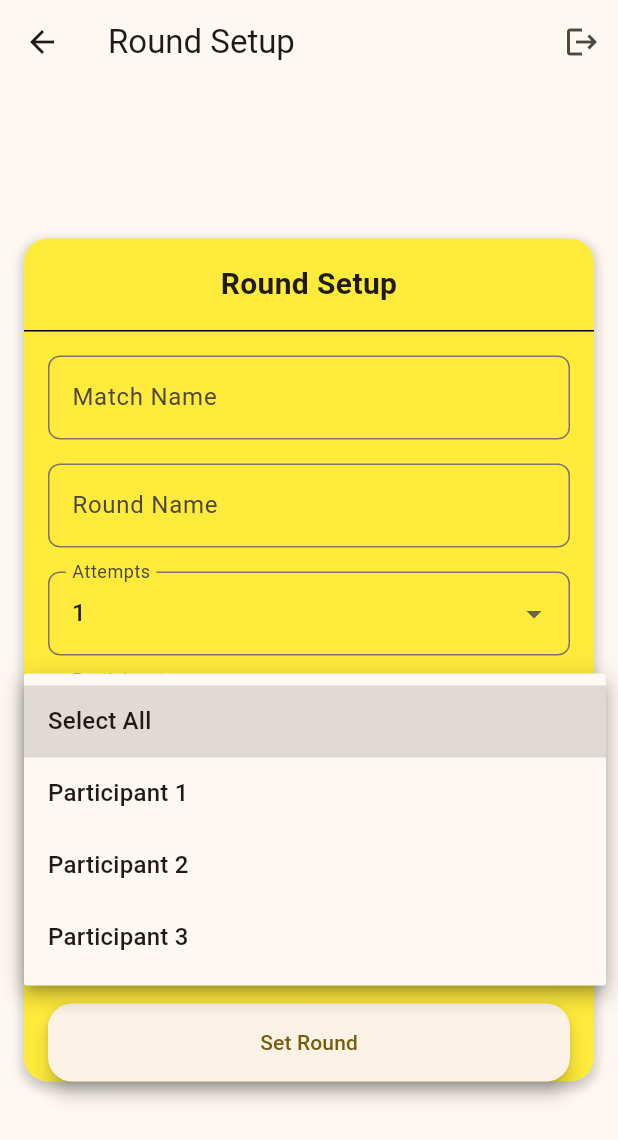
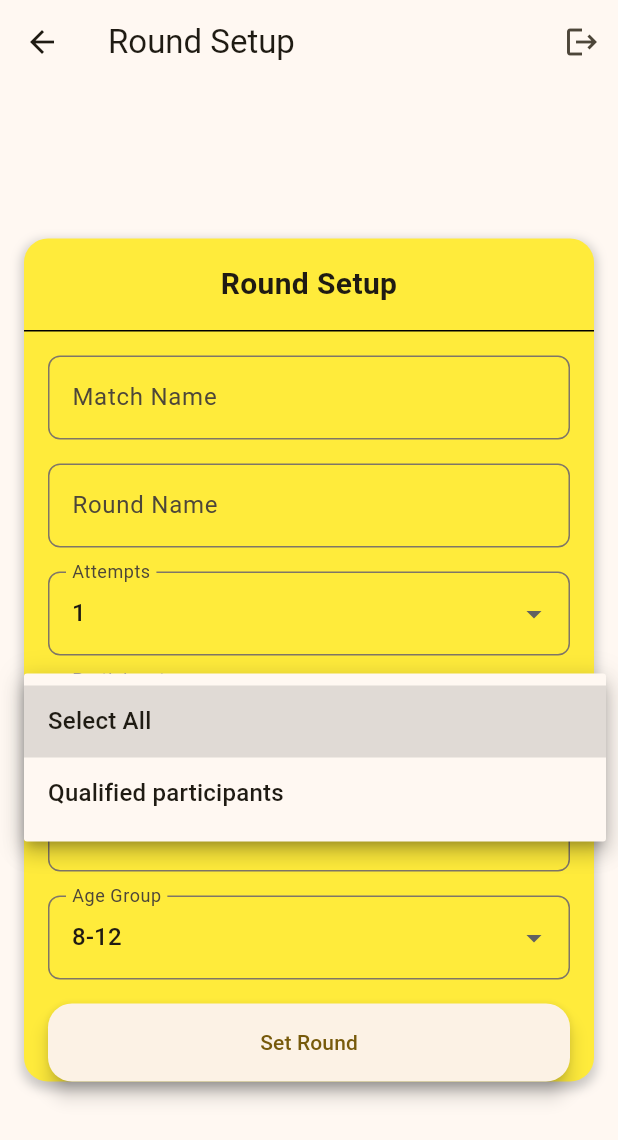
Before and after one commit to HaseebMalik22/Rubiks-Cube-App, a Flutter app: the RoundSetupScreen screen opened directly, after a tap on "Select All", on a phone screen of 412 x 824 dp. Shown: the top 1140 px of the screen. Run offline on Flutter 3.47's test engine with Material 2 defaults, Android fonts, the phone set to English and light mode, and no system bars; our stand-ins replace csv, fluttertoast, permission_handler, sqflite, universal_io; missing offline and left inert: permission_handler_platform_interface, qr_code_scanner; accounts and stored records are empty.

Commit message:
14th commit

```diff
--- a/lib/roundsetup.dart
+++ b/lib/roundsetup.dart
@@ -17,7 +17,7 @@ class _RoundSetupScreenState extends State<RoundSetupScreen> {
   String matchName = '';
 
   List<String> previousQualifiedOptions = ['1', '2', '3'];
-  List<String> participantOptions = ['Select All', 'Participant 1', 'Participant 2', 'Participant 3'];
+  List<String> participantOptions = ['Select All', 'Qualified participants'];
   List<String> judgeOptions = ['Select All', 'Judge 1', 'Judge 2', 'Judge 3'];
   List<String> ageGroupOptions = ['8-12', '13-16', 'All age group'];
 
```
